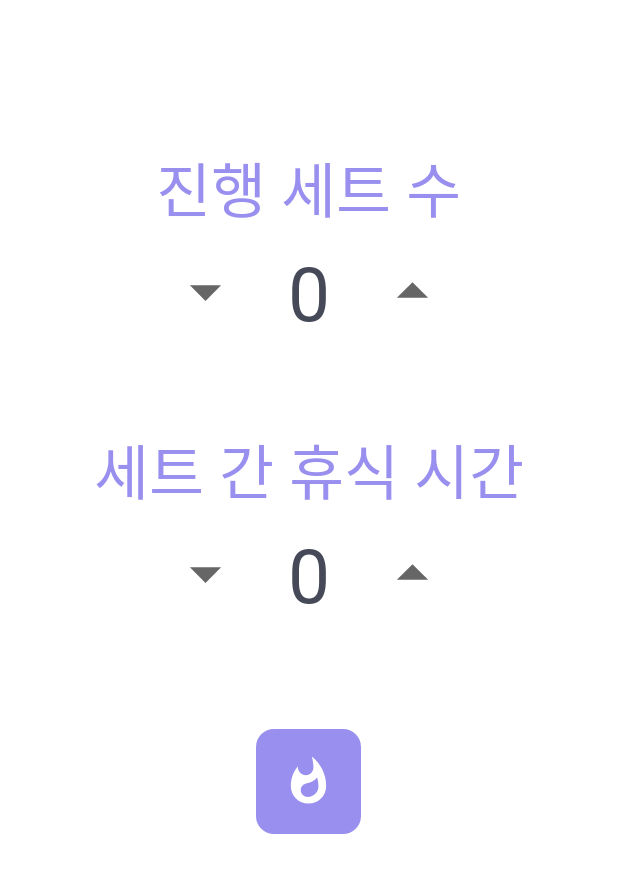
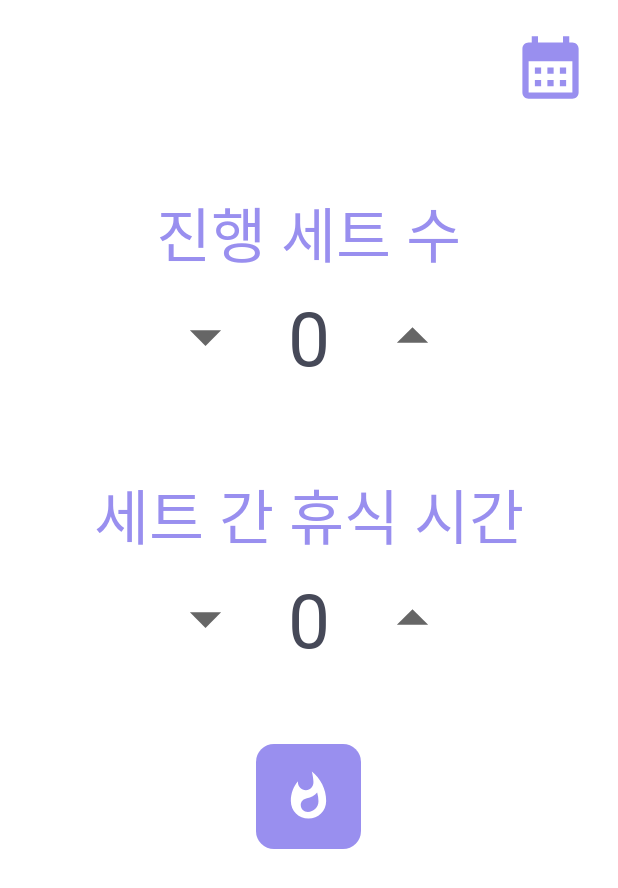
Before and after one commit to dnjs5397/Weight_Timer, an Android app: the screen it shows after launch (Start_display), on a phone screen of 412 x 824 dp. Shown: the top 888 px of the screen. Run offline under Robolectric (Android 15) with nearby library versions, the light colour scheme and no system bars.

Commit message:
Calendar 기능 추가 (N일 연속 운동 여부 추가 예정)

```diff
--- a/app/build.gradle
+++ b/app/build.gradle
@@ -46,4 +46,5 @@ dependencies {
     testImplementation 'junit:junit:4.+'
     androidTestImplementation 'androidx.test.ext:junit:1.1.3'
     androidTestImplementation 'androidx.test.espresso:espresso-core:3.4.0'
+    implementation 'com.prolificinteractive:material-calendarview:1.4.3'
 }
--- a/app/src/main/AndroidManifest.xml
+++ b/app/src/main/AndroidManifest.xml
@@ -10,6 +10,9 @@
         android:supportsRtl="true"
         android:theme="@style/Theme.Weight_Timer">
         <activity
+            android:name=".Calendar"
+            android:exported="false" />
+        <activity
             android:name=".Start_display"
             android:exported="true">
             <intent-filter>
@@ -20,7 +23,7 @@
         </activity>
         <activity
             android:name=".MainActivity"
-            android:exported="true"></activity>
+            android:exported="true" />
     </application>
 
 </manifest>
--- a/app/src/main/java/com/swkim/weight_timer/MainActivity.kt
+++ b/app/src/main/java/com/swkim/weight_timer/MainActivity.kt
@@ -24,13 +24,12 @@ class MainActivity : AppCompatActivity() {
     private var isRunning = false
     private var timeTask: Timer? = null
     private var timerTask : Timer? = null
-    private var timelap : Int = 1
     private var isResting = false
     var set : Int = 0
     private lateinit var binding : ActivityMainBinding
     override fun onCreate(savedInstanceState: Bundle?) {
 
-
+        val doneIntent = Intent(this@MainActivity, Calendar::class.java)
         binding = ActivityMainBinding.inflate(layoutInflater)
         super.onCreate(savedInstanceState)
         setContentView(binding.root)
@@ -76,6 +75,7 @@ class MainActivity : AppCompatActivity() {
         }
 
         binding.restButton.setOnClickListener {
+            // 휴식중이 아니고 + 타이머가 돌아가고있고 + 목표 세트에 도달하지 않았고 + 운동이 끝나지 않았을 때 실행
             if (!isResting && isRunning && set != Integer.parseInt(binding.goalSet.text.toString()) && !complete) {
                 isResting = !isResting
                 var goalset = Integer.parseInt(binding.goalSet.text.toString())
@@ -92,6 +92,7 @@ class MainActivity : AppCompatActivity() {
                     isRunning = false
                     isResting = true
                     complete = true
+                    doneIntent.putExtra("isDone", complete)
                 }
 
                 else {
--- a/app/src/main/java/com/swkim/weight_timer/Start_display.kt
+++ b/app/src/main/java/com/swkim/weight_timer/Start_display.kt
@@ -16,8 +16,11 @@ class Start_display : AppCompatActivity() {
         super.onCreate(savedInstanceState)
         setContentView(binding.root)
         val intent = Intent(this@Start_display, MainActivity::class.java)
+        val intentCalendar = Intent(this@Start_display, Calendar::class.java)
 
-
+        binding.calendarButton.setOnClickListener {
+            startActivity(intentCalendar)
+        }
 
         binding.weightStart.setOnClickListener {
             if (binding.setCount.text =="0" || binding.restCount.text == "0") {
--- /dev/null
+++ b/app/src/main/res/drawable/ic_baseline_calendar_month_24.xml
@@ -0,0 +1,5 @@
+<vector android:height="24dp" android:tint="#998FEF"
+    android:viewportHeight="24" android:viewportWidth="24"
+    android:width="24dp" xmlns:android="http://schemas.android.com/apk/res/android">
+    <path android:fillColor="@android:color/white" android:pathData="M19,4h-1V2h-2v2H8V2H6v2H5C3.89,4 3.01,4.9 3.01,6L3,20c0,1.1 0.89,2 2,2h14c1.1,0 2,-0.9 2,-2V6C21,4.9 20.1,4 19,4zM19,20H5V10h14V20zM9,14H7v-2h2V14zM13,14h-2v-2h2V14zM17,14h-2v-2h2V14zM9,18H7v-2h2V18zM13,18h-2v-2h2V18zM17,18h-2v-2h2V18z"/>
+</vector>
--- /dev/null
+++ b/app/src/main/res/drawable/ic_baseline_check_circle_24.xml
@@ -0,0 +1,5 @@
+<vector android:height="24dp" android:tint="#998FEF"
+    android:viewportHeight="24" android:viewportWidth="24"
+    android:width="24dp" xmlns:android="http://schemas.android.com/apk/res/android">
+    <path android:fillColor="@android:color/white" android:pathData="M12,2C6.48,2 2,6.48 2,12s4.48,10 10,10 10,-4.48 10,-10S17.52,2 12,2zM10,17l-5,-5 1.41,-1.41L10,14.17l7.59,-7.59L19,8l-9,9z"/>
+</vector>
--- /dev/null
+++ b/app/src/main/res/drawable/ic_baseline_whatshot_24_red.xml
@@ -0,0 +1,5 @@
+<vector android:height="24dp" android:tint="#998FEF"
+    android:viewportHeight="24" android:viewportWidth="24"
+    android:width="24dp" xmlns:android="http://schemas.android.com/apk/res/android">
+    <path android:fillColor="@android:color/white" android:pathData="M13.5,0.67s0.74,2.65 0.74,4.8c0,2.06 -1.35,3.73 -3.41,3.73 -2.07,0 -3.63,-1.67 -3.63,-3.73l0.03,-0.36C5.21,7.51 4,10.62 4,14c0,4.42 3.58,8 8,8s8,-3.58 8,-8C20,8.61 17.41,3.8 13.5,0.67zM11.71,19c-1.78,0 -3.22,-1.4 -3.22,-3.14 0,-1.62 1.05,-2.76 2.81,-3.12 1.77,-0.36 3.6,-1.21 4.62,-2.58 0.39,1.29 0.59,2.65 0.59,4.04 0,2.65 -2.15,4.8 -4.8,4.8z"/>
+</vector>
--- a/app/src/main/res/layout/activity_start_display.xml
+++ b/app/src/main/res/layout/activity_start_display.xml
@@ -7,11 +7,28 @@
     tools:context=".Start_display"
     android:orientation="vertical">
 
+    <androidx.appcompat.widget.AppCompatImageButton
+        android:layout_marginTop="20dp"
+        android:layout_marginRight="20dp"
+        android:id="@+id/calendar_button"
+        android:layout_gravity="right"
+        android:layout_width="50dp"
+        android:layout_height="50dp"
+        android:scaleType="centerCrop"
+        android:src="@drawable/ic_baseline_calendar_month_24"
+        android:background="@color/white"/>
+
+    <LinearLayout
+        android:layout_marginTop="10dp"
+        android:layout_gravity="center"
+        android:layout_width="wrap_content"
+        android:layout_height="wrap_content"
+        android:orientation="vertical">
 
         <TextView
             android:padding="5dp"
             android:fontFamily="@font/minsans_regular"
-        android:layout_marginTop="90dp"
+            android:layout_marginTop="40dp"
             android:layout_width="wrap_content"
             android:layout_height="wrap_content"
             android:layout_gravity="center"
@@ -102,12 +119,12 @@
             android:src="@drawable/ic_baseline_whatshot_24"
             android:background="@drawable/button_background"
             android:id="@+id/weight_start"
-        android:layout_marginTop="70dp"
+            android:layout_marginTop="50dp"
             android:layout_width="70dp"
             android:layout_height="70dp"
             android:text="득근!"
-        android:layout_gravity="center"
-/>
-
+            android:layout_gravity="center"/>
 
     </LinearLayout>
+
+</LinearLayout>
--- a/app/src/main/res/values-night/themes.xml
+++ b/app/src/main/res/values-night/themes.xml
@@ -6,7 +6,7 @@
         <item name="colorPrimaryVariant">#FFFFFF</item>
         <item name="colorOnPrimary">@color/black</item>
         <!-- Secondary brand color. -->
-        <item name="colorSecondary">@color/teal_200</item>
+        <item name="colorSecondary">#998FEF</item>
         <item name="colorSecondaryVariant">@color/teal_200</item>
         <item name="colorOnSecondary">@color/black</item>
         <!-- Status bar color. -->
--- a/app/src/main/res/values/themes.xml
+++ b/app/src/main/res/values/themes.xml
@@ -6,7 +6,7 @@
         <item name="colorPrimaryVariant">@color/white</item>
         <item name="colorOnPrimary">#000000</item>
         <!-- Secondary brand color. -->
-        <item name="colorSecondary">@color/teal_200</item>
+        <item name="colorSecondary">#998FEF</item>
         <item name="colorSecondaryVariant">@color/teal_700</item>
         <item name="colorOnSecondary">@color/black</item>
         <!-- Status bar color. -->
--- a/build.gradle
+++ b/build.gradle
@@ -3,9 +3,10 @@ buildscript {
     repositories {
         google()
         mavenCentral()
+        maven {url 'https://jitpack.io'}
     }
     dependencies {
-        classpath 'com.android.tools.build:gradle:7.1.0'
+        classpath 'com.android.tools.build:gradle:7.1.2'
         classpath "org.jetbrains.kotlin:kotlin-gradle-plugin:1.6.10"
 
         // NOTE: Do not place your application dependencies here; they belong
```
Also changed, not shown: app/src/main/java/com/swkim/weight_timer/Calendar.kt (added, +32 -0 lines), app/src/main/java/com/swkim/weight_timer/SaturdayDecorator.kt (added, +22 -0 lines), app/src/main/java/com/swkim/weight_timer/SundayDecorator.kt (added, +23 -0 lines), app/src/main/java/com/swkim/weight_timer/TodayDecorator.kt (added, +32 -0 lines), app/src/main/res/layout/activity_calendar.xml (added, +60 -0 lines). Lines whose indentation alone changed are shown as unchanged.
